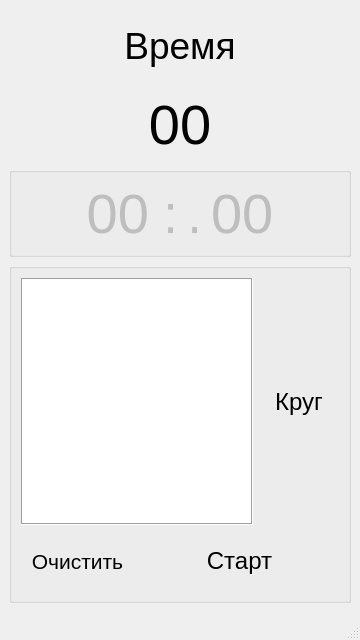
The window that Qt/SlotsAndSignals/mainwindow.ui (zhi-MEE-shee/origin) describes before a commit, drawn with Qt 5.
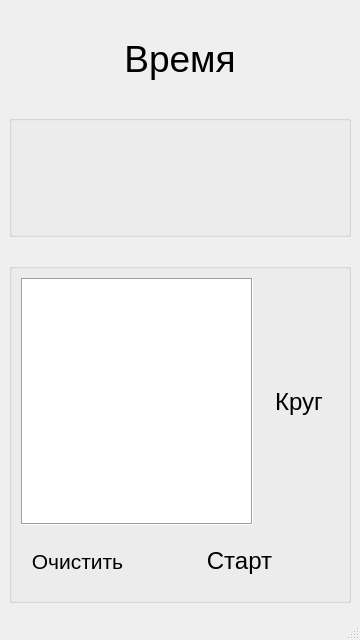
The same window after the commit.

Diff of the .ui file:
```diff
--- a/Qt/SlotsAndSignals/mainwindow.ui
+++ b/Qt/SlotsAndSignals/mainwindow.ui
@@ -53,27 +53,6 @@
       </property>
      </widget>
     </item>
-    <item>
-     <widget class="QLabel" name="lab_seconds">
-      <property name="maximumSize">
-       <size>
-        <width>360</width>
-        <height>16777215</height>
-       </size>
-      </property>
-      <property name="font">
-       <font>
-        <pointsize>42</pointsize>
-       </font>
-      </property>
-      <property name="text">
-       <string>00</string>
-      </property>
-      <property name="alignment">
-       <set>Qt::AlignCenter</set>
-      </property>
-     </widget>
-    </item>
     <item>
      <widget class="QGroupBox" name="groupBox">
       <property name="title">
@@ -87,7 +66,7 @@
          </property>
          <property name="maximumSize">
           <size>
-           <width>120</width>
+           <width>200</width>
            <height>16777215</height>
           </size>
          </property>
@@ -97,97 +76,32 @@
           </font>
          </property>
          <property name="text">
-          <string>00</string>
+          <string/>
          </property>
          <property name="alignment">
-          <set>Qt::AlignRight|Qt::AlignTrailing|Qt::AlignVCenter</set>
-         </property>
-        </widget>
-       </item>
-       <item>
-        <widget class="QLabel" name="label">
-         <property name="enabled">
-          <bool>false</bool>
-         </property>
-         <property name="minimumSize">
-          <size>
-           <width>10</width>
-           <height>0</height>
-          </size>
-         </property>
-         <property name="maximumSize">
-          <size>
-           <width>10</width>
-           <height>16777215</height>
-          </size>
-         </property>
-         <property name="font">
-          <font>
-           <pointsize>42</pointsize>
-          </font>
-         </property>
-         <property name="text">
-          <string>:</string>
-         </property>
-        </widget>
-       </item>
-       <item>
-        <widget class="QLabel" name="lab_dot">
-         <property name="enabled">
-          <bool>false</bool>
-         </property>
-         <property name="minimumSize">
-          <size>
-           <width>10</width>
-           <height>0</height>
-          </size>
-         </property>
-         <property name="maximumSize">
-          <size>
-           <width>10</width>
-           <height>16777215</height>
-          </size>
-         </property>
-         <property name="font">
-          <font>
-           <pointsize>42</pointsize>
-          </font>
-         </property>
-         <property name="text">
-          <string>.</string>
-         </property>
-        </widget>
-       </item>
-       <item>
-        <widget class="QLabel" name="lab_millisec">
-         <property name="enabled">
-          <bool>false</bool>
-         </property>
-         <property name="maximumSize">
-          <size>
-           <width>120</width>
-           <height>16777215</height>
-          </size>
-         </property>
-         <property name="font">
-          <font>
-           <pointsize>42</pointsize>
-          </font>
-         </property>
-         <property name="text">
-          <string>00</string>
-         </property>
-         <property name="wordWrap">
-          <bool>false</bool>
-         </property>
-         <property name="margin">
-          <number>6</number>
+          <set>Qt::AlignCenter</set>
          </property>
         </widget>
        </item>
       </layout>
      </widget>
     </item>
+    <item>
+     <spacer name="verticalSpacer">
+      <property name="orientation">
+       <enum>Qt::Vertical</enum>
+      </property>
+      <property name="sizeType">
+       <enum>QSizePolicy::Fixed</enum>
+      </property>
+      <property name="sizeHint" stdset="0">
+       <size>
+        <width>20</width>
+        <height>20</height>
+       </size>
+      </property>
+     </spacer>
+    </item>
     <item>
      <widget class="QGroupBox" name="groupBox_2">
       <property name="maximumSize">
```
Left out of the diff: 2 changed lines with no effect on the pictures.
